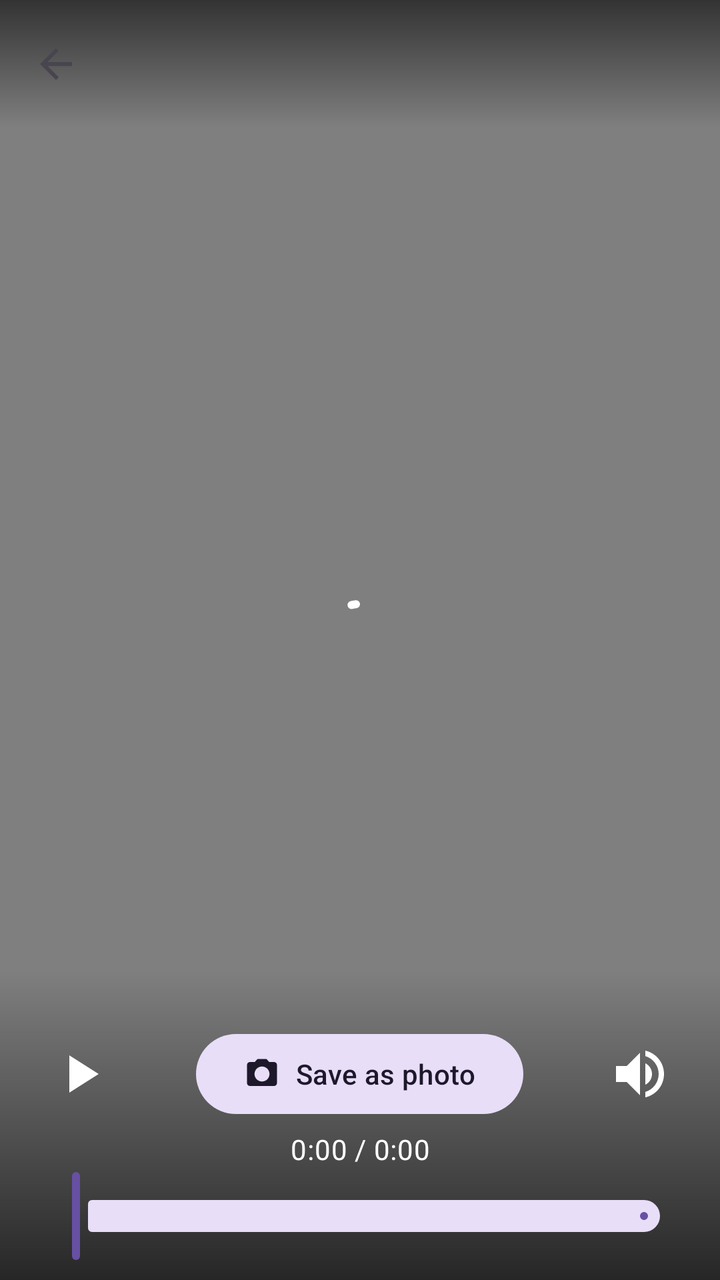
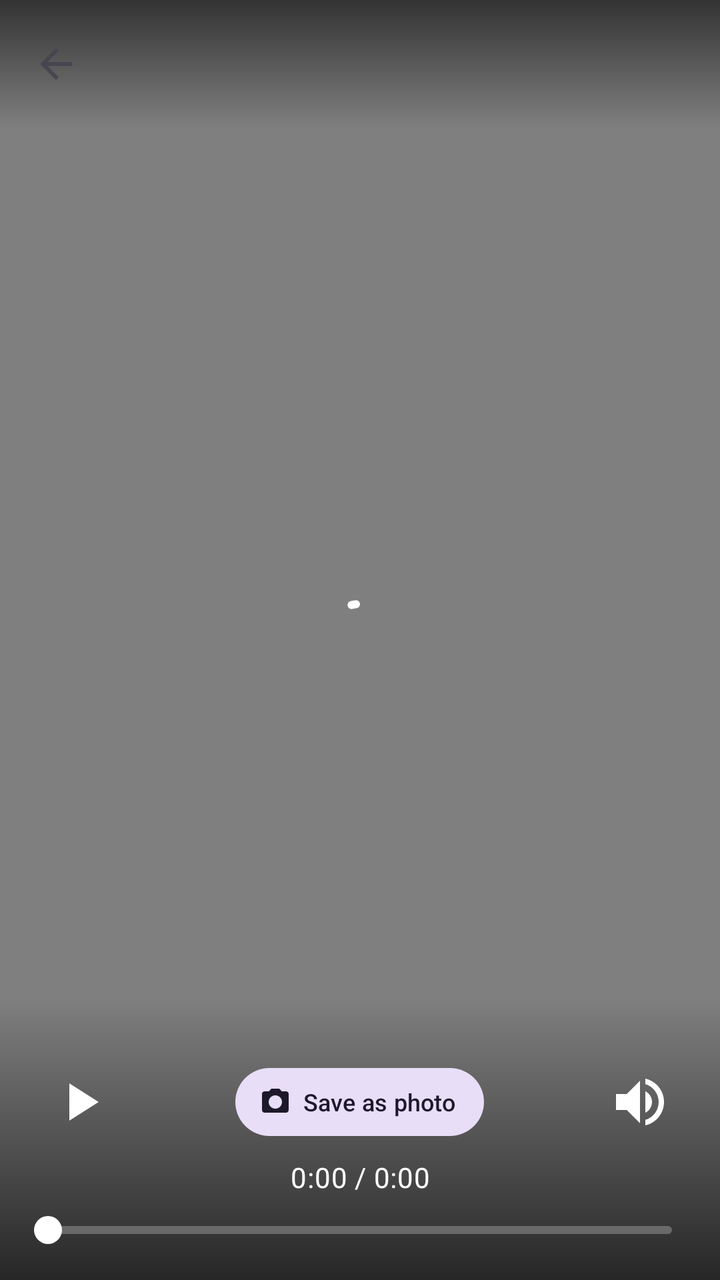

An Android layout rendered at two revisions. The XML below is the earlier revision; the diff shows what the commit changed to produce the second picture.
<!-- AndroidManifest.xml: application theme Theme.RcloneMgr -->
<!-- res/layout/activity_player.xml -->
<?xml version="1.0" encoding="utf-8"?>
<FrameLayout xmlns:android="http://schemas.android.com/apk/res/android"
    xmlns:app="http://schemas.android.com/apk/res-auto"
    android:id="@+id/root"
    android:layout_width="match_parent"
    android:layout_height="match_parent"
    android:background="@android:color/black">

    <VideoView
        android:id="@+id/vv"
        android:layout_width="match_parent"
        android:layout_height="match_parent"
        android:layout_gravity="center" />

    <com.google.android.material.progressindicator.CircularProgressIndicator
        android:id="@+id/progress"
        android:layout_width="wrap_content"
        android:layout_height="wrap_content"
        android:layout_gravity="center"
        android:indeterminate="true"
        app:indicatorColor="@android:color/white" />

    <FrameLayout
        android:id="@+id/bar"
        android:layout_width="match_parent"
        android:layout_height="wrap_content"
        android:layout_gravity="top"
        android:background="@drawable/bg_scrim_top">
        <com.google.android.material.appbar.MaterialToolbar
            android:id="@+id/toolbar"
            android:layout_width="match_parent"
            android:layout_height="?attr/actionBarSize"
            android:background="@android:color/transparent"
            app:navigationIcon="@drawable/ic_back" />
    </FrameLayout>

    <LinearLayout
        android:id="@+id/controls"
        android:layout_width="match_parent"
        android:layout_height="wrap_content"
        android:layout_gravity="bottom"
        android:background="@drawable/bg_scrim_bottom"
        android:orientation="vertical"
        android:paddingStart="16dp"
        android:paddingTop="24dp"
        android:paddingEnd="16dp"
        android:paddingBottom="8dp">

        <FrameLayout
            android:layout_width="match_parent"
            android:layout_height="56dp">
            <ImageButton
                android:id="@+id/btnPlay"
                android:layout_width="48dp"
                android:layout_height="48dp"
                android:layout_gravity="start|center_vertical"
                android:background="?attr/selectableItemBackgroundBorderless"
                android:contentDescription="Play or pause"
                android:src="@drawable/ic_play_w" />
            <com.google.android.material.button.MaterialButton
                android:id="@+id/btnSavePhoto"
                style="@style/Widget.Material3.Button.TonalButton"
                android:layout_width="wrap_content"
                android:layout_height="wrap_content"
                android:layout_gravity="center"
                android:text="Save as photo"
                app:icon="@drawable/ic_photo" />
            <ImageButton
                android:id="@+id/btnVolume"
                android:layout_width="48dp"
                android:layout_height="48dp"
                android:layout_gravity="end|center_vertical"
                android:background="?attr/selectableItemBackgroundBorderless"
                android:contentDescription="Mute or unmute"
                android:src="@drawable/ic_volume_on_w" />
        </FrameLayout>

        <TextView
            android:id="@+id/time"
            android:layout_width="match_parent"
            android:layout_height="wrap_content"
            android:gravity="center"
            android:text="0:00 / 0:00"
            android:textAppearance="?attr/textAppearanceBodyMedium"
            android:textColor="@android:color/white" />

        <com.google.android.material.slider.Slider
            android:id="@+id/seek"
            android:layout_width="match_parent"
            android:layout_height="wrap_content"
            android:valueFrom="0"
            android:valueTo="1"
            app:labelBehavior="gone" />
    </LinearLayout>
</FrameLayout>
<!-- resources referenced by this layout -->
<resources>
  <!-- drawable bg_scrim_bottom (drawable) -->
  <shape xmlns:android="http://schemas.android.com/apk/res/android" android:shape="rectangle">
      <gradient android:angle="90" android:endColor="#00000000" android:startColor="#B3000000" />
  </shape>
  <!-- drawable bg_scrim_top (drawable) -->
  <shape xmlns:android="http://schemas.android.com/apk/res/android" android:shape="rectangle">
      <gradient android:angle="270" android:endColor="#00000000" android:startColor="#99000000" />
  </shape>
  <!-- drawable ic_back (drawable) -->
  <vector xmlns:android="http://schemas.android.com/apk/res/android"
      android:width="24dp" android:height="24dp" android:viewportWidth="24" android:viewportHeight="24"
      android:tint="?attr/colorControlNormal">
      <path android:fillColor="@android:color/white" android:pathData="M20,11H7.83l5.59,-5.59L12,4l-8,8 8,8 1.41,-1.41L7.83,13H20v-2z" />
  </vector>
  <!-- drawable ic_photo (drawable) -->
  <vector xmlns:android="http://schemas.android.com/apk/res/android"
      android:width="24dp" android:height="24dp" android:viewportWidth="24" android:viewportHeight="24"
      android:tint="?attr/colorControlNormal">
      <path android:fillColor="@android:color/white" android:pathData="M9,2L7.17,4H4c-1.1,0 -2,0.9 -2,2v12c0,1.1 0.9,2 2,2h16c1.1,0 2,-0.9 2,-2V6c0,-1.1 -0.9,-2 -2,-2h-3.17L15,2H9zM12,17c-2.76,0 -5,-2.24 -5,-5s2.24,-5 5,-5 5,2.24 5,5 -2.24,5 -5,5z" />
  </vector>
  <!-- drawable ic_play_w (drawable) -->
  <vector xmlns:android="http://schemas.android.com/apk/res/android"
      android:width="32dp" android:height="32dp" android:viewportWidth="24" android:viewportHeight="24">
      <path android:fillColor="#FFFFFF" android:pathData="M8,5v14l11,-7z" />
  </vector>
  <!-- drawable ic_volume_on_w (drawable) -->
  <vector xmlns:android="http://schemas.android.com/apk/res/android"
      android:width="32dp" android:height="32dp" android:viewportWidth="24" android:viewportHeight="24">
      <path android:fillColor="#FFFFFF" android:pathData="M3,9v6h4l5,5V4L7,9H3zM16.5,12c0,-1.77 -1.02,-3.29 -2.5,-4.03v8.05c1.48,-0.73 2.5,-2.25 2.5,-4.02zM14,3.23v2.06c2.89,0.86 5,3.54 5,6.71s-2.11,5.85 -5,6.71v2.06c4.01,-0.91 7,-4.49 7,-8.77s-2.99,-7.86 -7,-8.77z" />
  </vector>
  <style name="Theme.RcloneMgr" parent="Theme.Material3.DayNight.NoActionBar">
          <item name="android:windowBackground">?attr/colorSurface</item>
          <item name="android:statusBarColor">@android:color/transparent</item>
          <item name="android:navigationBarColor">@android:color/transparent</item>
          <item name="android:enforceStatusBarContrast">false</item>
          <item name="android:enforceNavigationBarContrast">false</item>
      </style>
</resources>

<!-- the commit's change to res/layout/activity_player.xml (unified diff, before → after) -->
@@ -61,10 +61,20 @@
                 android:id="@+id/btnSavePhoto"
                 style="@style/Widget.Material3.Button.TonalButton"
                 android:layout_width="wrap_content"
-                android:layout_height="wrap_content"
+                android:layout_height="34dp"
                 android:layout_gravity="center"
+                android:insetTop="0dp"
+                android:insetBottom="0dp"
+                android:minHeight="0dp"
+                android:paddingStart="12dp"
+                android:paddingTop="0dp"
+                android:paddingEnd="14dp"
+                android:paddingBottom="0dp"
                 android:text="Save as photo"
-                app:icon="@drawable/ic_photo" />
+                android:textSize="12sp"
+                app:icon="@drawable/ic_photo"
+                app:iconPadding="6dp"
+                app:iconSize="16dp" />
             <ImageButton
                 android:id="@+id/btnVolume"
                 android:layout_width="48dp"
@@ -84,12 +94,19 @@
             android:textAppearance="?attr/textAppearanceBodyMedium"
             android:textColor="@android:color/white" />
 
-        <com.google.android.material.slider.Slider
+        <SeekBar
             android:id="@+id/seek"
             android:layout_width="match_parent"
             android:layout_height="wrap_content"
-            android:valueFrom="0"
-            android:valueTo="1"
-            app:labelBehavior="gone" />
+            android:max="1000"
+            android:maxHeight="4dp"
+            android:minHeight="4dp"
+            android:paddingStart="8dp"
+            android:paddingTop="10dp"
+            android:paddingEnd="8dp"
+            android:paddingBottom="10dp"
+            android:progressDrawable="@drawable/seek_progress"
+            android:splitTrack="false"
+            android:thumb="@drawable/seek_thumb" />
     </LinearLayout>
 </FrameLayout>
<!-- resource entries referenced after the edit -->
@@ -30,6 +30,39 @@
       android:width="32dp" android:height="32dp" android:viewportWidth="24" android:viewportHeight="24">
       <path android:fillColor="#FFFFFF" android:pathData="M3,9v6h4l5,5V4L7,9H3zM16.5,12c0,-1.77 -1.02,-3.29 -2.5,-4.03v8.05c1.48,-0.73 2.5,-2.25 2.5,-4.02zM14,3.23v2.06c2.89,0.86 5,3.54 5,6.71s-2.11,5.85 -5,6.71v2.06c4.01,-0.91 7,-4.49 7,-8.77s-2.99,-7.86 -7,-8.77z" />
   </vector>
+  <!-- drawable seek_progress (drawable) -->
+  <layer-list xmlns:android="http://schemas.android.com/apk/res/android">
+      <item android:id="@android:id/background">
+          <shape android:shape="rectangle">
+              <corners android:radius="2dp" />
+              <size android:height="4dp" />
+              <solid android:color="#40FFFFFF" />
+          </shape>
+      </item>
+      <item android:id="@android:id/secondaryProgress">
+          <clip>
+              <shape android:shape="rectangle">
+                  <corners android:radius="2dp" />
+                  <size android:height="4dp" />
+                  <solid android:color="#99FFFFFF" />
+              </shape>
+          </clip>
+      </item>
+      <item android:id="@android:id/progress">
+          <clip>
+              <shape android:shape="rectangle">
+                  <corners android:radius="2dp" />
+                  <size android:height="4dp" />
+                  <solid android:color="#FFFFFFFF" />
+              </shape>
+          </clip>
+      </item>
+  </layer-list>
+  <!-- drawable seek_thumb (drawable) -->
+  <shape xmlns:android="http://schemas.android.com/apk/res/android" android:shape="oval">
+      <size android:width="14dp" android:height="14dp" />
+      <solid android:color="#FFFFFF" />
+  </shape>
   <style name="Theme.RcloneMgr" parent="Theme.Material3.DayNight.NoActionBar">
           <item name="android:windowBackground">?attr/colorSurface</item>
           <item name="android:statusBarColor">@android:color/transparent</item>
